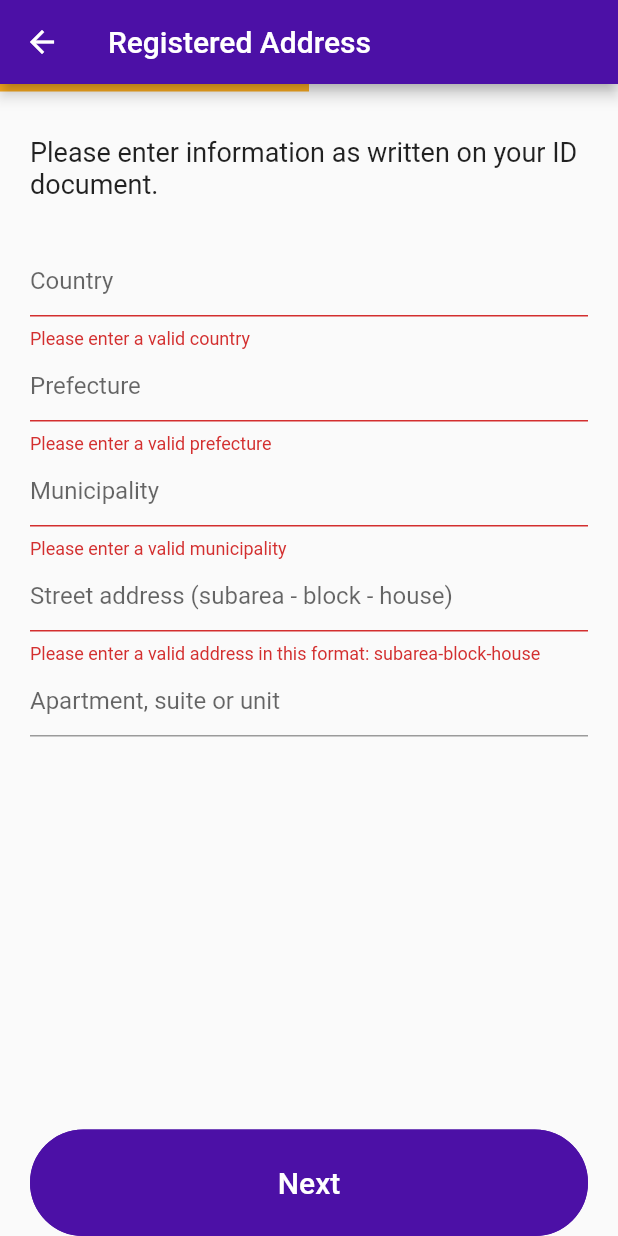
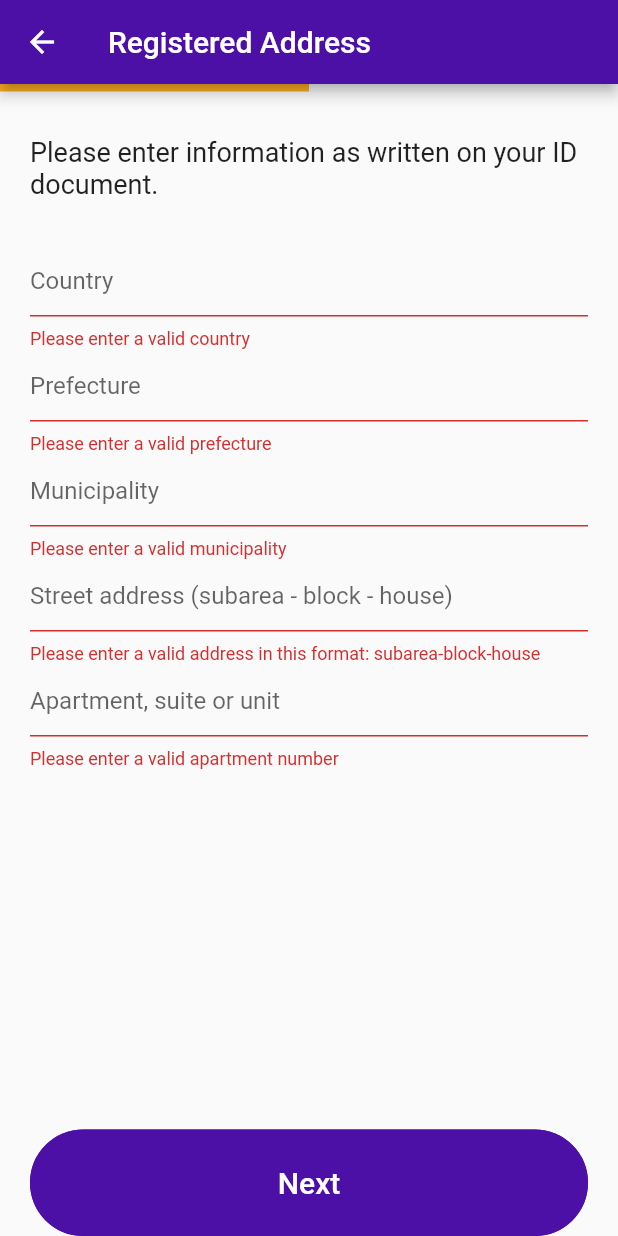
Before and after one commit to hungrymissilepod/gigabank-flutter-assignment, a Flutter app: the AddressScreen screen opened directly, after a tap on "Next", on a phone screen of 412 x 824 dp. Run offline on Flutter 3.47's test engine with Material 2 defaults, Android fonts, the phone set to English and light mode, and no system bars; drawn by our look-alikes of percent_indicator; our stand-ins replace bloc, equatable, flutter_bloc, formz.

Commit message:
feat: Add apartment validation

```diff
--- a/lib/address/address_screen.dart
+++ b/lib/address/address_screen.dart
@@ -20,6 +20,7 @@ class _AddressScreenState extends State<AddressScreen> {
   final FocusNode _prefectureFocusNode = FocusNode();
   final FocusNode _municipalityFocusNode = FocusNode();
   final FocusNode _streetAddressFocusNode = FocusNode();
+  final FocusNode _apartmentFocusNode = FocusNode();
 
   @override
   void dispose() {
@@ -27,6 +28,7 @@ class _AddressScreenState extends State<AddressScreen> {
     _prefectureFocusNode.dispose();
     _municipalityFocusNode.dispose();
     _streetAddressFocusNode.dispose();
+    _apartmentFocusNode.dispose();
     super.dispose();
   }
 
@@ -36,7 +38,7 @@ class _AddressScreenState extends State<AddressScreen> {
       create: (_) => AddressFormBloc(),
       child: Scaffold(
         appBar: AppBar(
-          title: Text(addressScreenTitle),
+          title: const Text(addressScreenTitle),
         ),
         body: Column(
           // mainAxisAlignment: MainAxisAlignment.spaceBetween,
@@ -50,8 +52,7 @@ class _AddressScreenState extends State<AddressScreen> {
             ),
             BlocBuilder<AddressFormBloc, AddressFormState>(
               builder: (context, state) {
-                return Container(
-                  child: Expanded(
+                return Expanded(
                   child: SingleChildScrollView(
                     child: Padding(
                       padding: const EdgeInsets.symmetric(horizontal: 20),
@@ -60,8 +61,8 @@ class _AddressScreenState extends State<AddressScreen> {
                         mainAxisAlignment: MainAxisAlignment.spaceEvenly,
                         crossAxisAlignment: CrossAxisAlignment.stretch,
                         children: <Widget>[
-                            Padding(
-                              padding: const EdgeInsets.symmetric(vertical: 30),
+                          const Padding(
+                            padding: EdgeInsets.symmetric(vertical: 30),
                             child: Text(addressScreenBody),
                           ),
                           ValidatedFormField(
@@ -77,8 +78,7 @@ class _AddressScreenState extends State<AddressScreen> {
                             focusNode: _prefectureFocusNode,
                             initialValue: state.prefecture.value,
                             hintText: prefectureHint,
-                              errorText:
-                                  state.prefecture.displayError != null ? 'Please enter a valid prefecture' : null,
+                            errorText: state.prefecture.displayError != null ? 'Please enter a valid prefecture' : null,
                             onChanged: (value) {
                               context.read<AddressFormBloc>().add(PrefectureChanged(prefecture: value));
                             },
@@ -104,22 +104,26 @@ class _AddressScreenState extends State<AddressScreen> {
                               context.read<AddressFormBloc>().add(StreetAddressChanged(streetAddress: value));
                             },
                           ),
-                            TextFormField(
-                              decoration: InputDecoration(
+                          ValidatedFormField(
+                            focusNode: _apartmentFocusNode,
+                            initialValue: state.apartment.value,
                             hintText: apartmentHint,
-                              ),
+                            errorText:
+                                state.apartment.displayError != null ? 'Please enter a valid apartment number' : null,
+                            onChanged: (value) {
+                              context.read<AddressFormBloc>().add(ApartmentChanged(apartment: value));
+                            },
                           ),
                         ],
-                        ),
                       ),
                     ),
                   ),
                 );
               },
             ),
-            SafeArea(
+            const SafeArea(
               child: Padding(
-                padding: const EdgeInsets.symmetric(horizontal: 20),
+                padding: EdgeInsets.symmetric(horizontal: 20),
                 child: Button(),
               ),
             ),
--- a/lib/address/bloc/address_form_bloc.dart
+++ b/lib/address/bloc/address_form_bloc.dart
@@ -1,5 +1,6 @@
 import 'package:bloc/bloc.dart';
 import 'package:equatable/equatable.dart';
+import 'package:flutterassignment/models/apartment.dart';
 import 'package:flutterassignment/models/models.dart';
 import 'package:flutterassignment/models/municipality.dart';
 import 'package:flutterassignment/models/prefecture.dart';
@@ -15,6 +16,7 @@ class AddressFormBloc extends Bloc<AddressFormEvent, AddressFormState> {
     on<PrefectureChanged>(_onPrefectureChanged);
     on<MunicipalityChanged>(_onMunicipalityChanged);
     on<StreetAddressChanged>(_onStreetAddressChanged);
+    on<ApartmentChanged>(_onApartmentChanged);
     on<FormSubmitted>(_onFormSubmitted);
   }
 
@@ -25,7 +27,7 @@ class AddressFormBloc extends Bloc<AddressFormEvent, AddressFormState> {
     final Country country = Country.dirty(event.country);
     emit(state.copyWith(
       country: country.isValid ? country : Country.pure(event.country),
-      isValid: Formz.validate([country, state.prefecture, state.municipality, state.streetAddress]),
+      isValid: Formz.validate([country, state.prefecture, state.municipality, state.streetAddress, state.apartment]),
     ));
   }
 
@@ -36,7 +38,7 @@ class AddressFormBloc extends Bloc<AddressFormEvent, AddressFormState> {
     final Prefecture prefecture = Prefecture.dirty(event.prefecture);
     emit(state.copyWith(
       prefecture: prefecture.isValid ? prefecture : Prefecture.pure(event.prefecture),
-      isValid: Formz.validate([state.country, prefecture, state.municipality, state.streetAddress]),
+      isValid: Formz.validate([state.country, prefecture, state.municipality, state.streetAddress, state.apartment]),
     ));
   }
 
@@ -47,7 +49,7 @@ class AddressFormBloc extends Bloc<AddressFormEvent, AddressFormState> {
     final Municipality municipality = Municipality.dirty(event.municipality);
     emit(state.copyWith(
       municipality: municipality.isValid ? municipality : Municipality.pure(event.municipality),
-      isValid: Formz.validate([state.country, state.prefecture, municipality, state.streetAddress]),
+      isValid: Formz.validate([state.country, state.prefecture, municipality, state.streetAddress, state.apartment]),
     ));
   }
 
@@ -58,7 +60,18 @@ class AddressFormBloc extends Bloc<AddressFormEvent, AddressFormState> {
     final StreetAddress streetAddress = StreetAddress.dirty(event.streetAddress);
     emit(state.copyWith(
       streetAddress: streetAddress.isValid ? streetAddress : StreetAddress.pure(event.streetAddress),
-      isValid: Formz.validate([state.country, state.prefecture, state.municipality, streetAddress]),
+      isValid: Formz.validate([state.country, state.prefecture, state.municipality, streetAddress, state.apartment]),
+    ));
+  }
+
+  Future<void> _onApartmentChanged(
+    ApartmentChanged event,
+    Emitter<AddressFormState> emit,
+  ) async {
+    final Apartment apartment = Apartment.dirty(event.apartment);
+    emit(state.copyWith(
+      apartment: apartment.isValid ? apartment : Apartment.pure(event.apartment),
+      isValid: Formz.validate([state.country, state.prefecture, state.municipality, apartment]),
     ));
   }
 
@@ -70,14 +83,16 @@ class AddressFormBloc extends Bloc<AddressFormEvent, AddressFormState> {
     final Prefecture prefecture = Prefecture.dirty(state.prefecture.value);
     final Municipality municipality = Municipality.dirty(state.municipality.value);
     final StreetAddress streetAddress = StreetAddress.dirty(state.streetAddress.value);
-    print('_onFormSubmitted: $country - $prefecture - $municipality - $streetAddress');
+    final Apartment apartment = Apartment.dirty(state.apartment.value);
+    print('_onFormSubmitted: $country - $prefecture - $municipality - $streetAddress - $apartment');
     emit(
       state.copyWith(
         country: country,
         prefecture: prefecture,
         municipality: municipality,
         streetAddress: streetAddress,
-        isValid: Formz.validate([country, prefecture, municipality, streetAddress]),
+        apartment: apartment,
+        isValid: Formz.validate([country, prefecture, municipality, streetAddress, apartment]),
       ),
     );
     if (state.isValid) {
--- a/lib/address/bloc/address_form_event.dart
+++ b/lib/address/bloc/address_form_event.dart
@@ -43,4 +43,13 @@ final class StreetAddressChanged extends AddressFormEvent {
   List<Object> get props => [streetAddress];
 }
 
+final class ApartmentChanged extends AddressFormEvent {
+  const ApartmentChanged({required this.apartment});
+
+  final String apartment;
+
+  @override
+  List<Object> get props => [apartment];
+}
+
 final class FormSubmitted extends AddressFormEvent {}
--- a/lib/address/bloc/address_form_state.dart
+++ b/lib/address/bloc/address_form_state.dart
@@ -6,6 +6,7 @@ final class AddressFormState extends Equatable {
     this.prefecture = const Prefecture.pure(),
     this.municipality = const Municipality.pure(),
     this.streetAddress = const StreetAddress.pure(),
+    this.apartment = const Apartment.pure(),
     this.isValid = false,
     this.status = FormzSubmissionStatus.initial,
   });
@@ -14,6 +15,7 @@ final class AddressFormState extends Equatable {
   final Prefecture prefecture;
   final Municipality municipality;
   final StreetAddress streetAddress;
+  final Apartment apartment;
   final bool isValid;
   final FormzSubmissionStatus status;
 
@@ -22,6 +24,7 @@ final class AddressFormState extends Equatable {
     Prefecture? prefecture,
     Municipality? municipality,
     StreetAddress? streetAddress,
+    Apartment? apartment,
     bool? isValid,
     bool? buttonEnabled,
     FormzSubmissionStatus? status,
@@ -31,11 +34,12 @@ final class AddressFormState extends Equatable {
       prefecture: prefecture ?? this.prefecture,
       municipality: municipality ?? this.municipality,
       streetAddress: streetAddress ?? this.streetAddress,
+      apartment: apartment ?? this.apartment,
       isValid: isValid ?? this.isValid,
       status: status ?? this.status,
     );
   }
 
   @override
-  List<Object> get props => [country, prefecture, municipality, streetAddress, status];
+  List<Object> get props => [country, prefecture, municipality, streetAddress, apartment, status];
 }
--- /dev/null
+++ b/lib/models/apartment.dart
@@ -0,0 +1,13 @@
+import 'package:formz/formz.dart';
+
+enum ApartmentValidationError { invalid }
+
+final class Apartment extends FormzInput<String, ApartmentValidationError> {
+  const Apartment.pure([super.value = '']) : super.pure();
+  const Apartment.dirty([super.value = '']) : super.dirty();
+
+  @override
+  ApartmentValidationError? validator(String value) {
+    return value.isEmpty ? ApartmentValidationError.invalid : null;
+  }
+}
```
Lines whose indentation alone changed are shown as unchanged.
